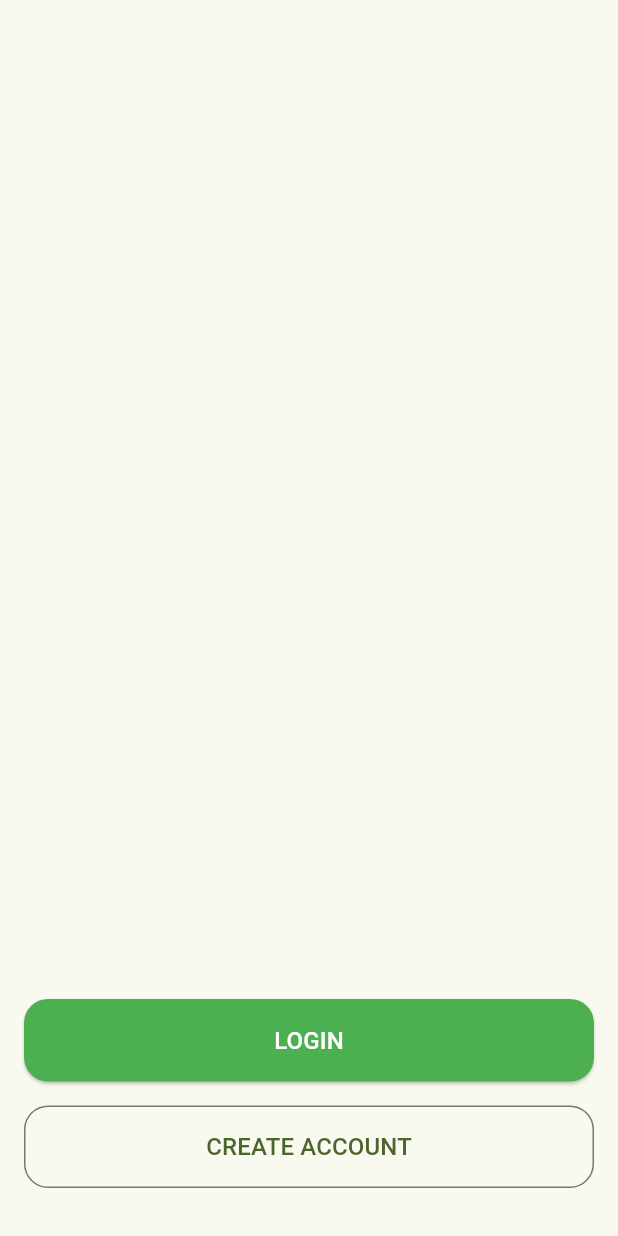
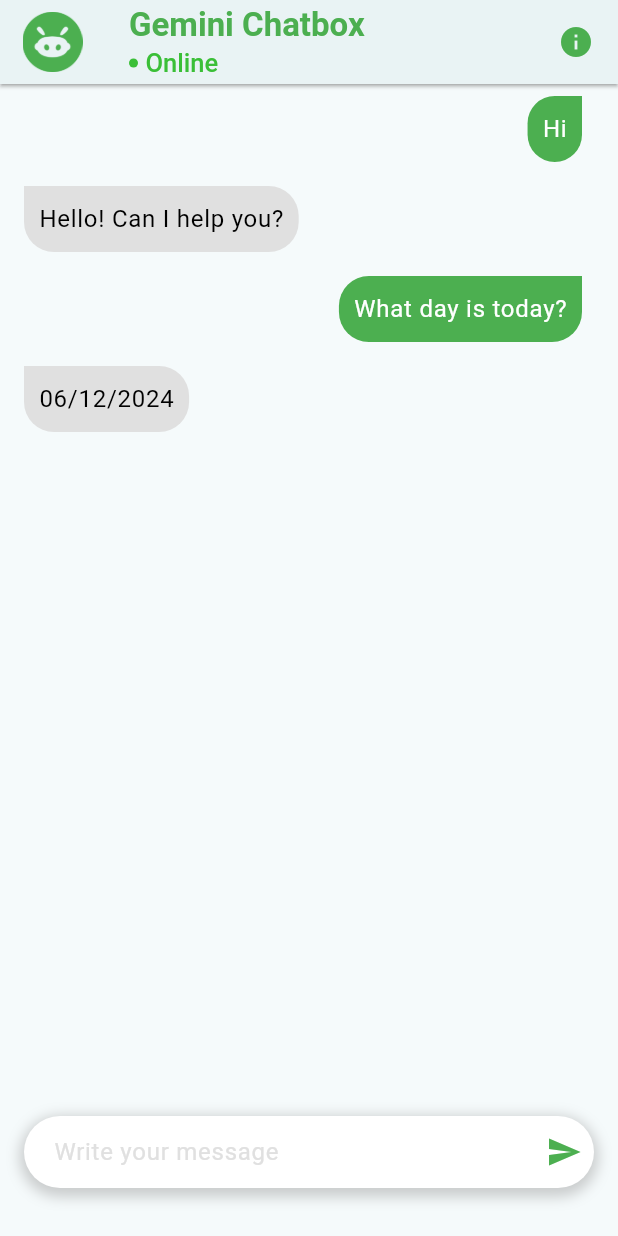
Before and after one commit to mike1tesla/flutter_iot, a Flutter app: the screen it shows after launch, on a phone screen of 412 x 824 dp. Run offline on Flutter 3.47's test engine with Material 3 defaults, Android fonts, the phone set to English and light mode, and no system bars; our stand-ins replace equatable, firebase_auth, firebase_core, firebase_database, fl_chart, flutter_bloc and 2 more; missing offline and left inert: chart_sparkline; accounts and stored records are empty.

Commit message:
AI Gemini Chatbox

```diff
--- /dev/null
+++ b/devtools_options.yaml
@@ -0,0 +1 @@
+extensions:
--- a/lib/main.dart
+++ b/lib/main.dart
@@ -3,6 +3,7 @@ import 'package:flutter_bloc/flutter_bloc.dart';
 import 'package:iot_app/main_cubit.dart';
 import 'package:iot_app/src/features/authentication/splash/splash_screen.dart';
 import 'package:iot_app/src/features/core/home/home_screen.dart';
+import 'package:iot_app/src/features/gemini_chat/gemini_chat.dart';
 import 'package:iot_app/src/repositories/api/api.dart';
 import 'package:iot_app/src/repositories/api/api_impl.dart';
 import 'package:iot_app/src/repositories/authentication/authentication_repositories.dart';
@@ -79,12 +80,15 @@ class App extends StatelessWidget {
     return MaterialApp(
       debugShowCheckedModeBanner: false,
       onGenerateRoute: mainRoute,
-      initialRoute: SplashScreen.route,
+      initialRoute: GeminiChat.route,
+      darkTheme: ThemeData.dark(),
+      themeMode: ThemeMode.system,
       theme: ThemeData(
         colorScheme: ColorScheme.fromSeed(
-          seedColor: Colors.lightGreenAccent,
+          seedColor: Colors.white,
           brightness: Brightness.light,
           background: Colors.white,
+          // secondary: Colors.white
         ),
         useMaterial3: true,
       ),
--- /dev/null
+++ b/lib/src/common/const/custom_colors.dart
@@ -0,0 +1,6 @@
+import 'package:flutter/material.dart';
+
+// Colors
+const kMainBG = Color(0xff191720);
+const kTextFieldFill = Color(0xff1E1C24);
+const kCardBG = Color(0xffffffff);
--- /dev/null
+++ b/lib/src/features/gemini_chat/gemini_chat.dart
@@ -0,0 +1,146 @@
+import 'package:flutter/cupertino.dart';
+import 'package:flutter/material.dart';
+
+import '../../models/message.dart';
+
+class GeminiChat extends StatefulWidget {
+  static const String route = "GeminiChat";
+
+  const GeminiChat({super.key});
+
+  @override
+  State<GeminiChat> createState() => _GeminiChatState();
+}
+
+class _GeminiChatState extends State<GeminiChat> {
+  final List<Message> _messages = [
+    Message(value: "Hi", isUser: true),
+    Message(value: 'Hello! Can I help you?', isUser: false),
+    Message(value: 'What day is today?', isUser: true),
+    Message(value: '06/12/2024', isUser: false),
+  ];
+
+  @override
+  Widget build(BuildContext context) {
+    return Scaffold(
+      appBar: _buildAppBar(),
+      body: Column(
+        children: [
+          Expanded(
+            child: buildChatBox(),
+          ),
+          buildInputValue()
+        ],
+      ),
+    );
+  }
+
+  AppBar _buildAppBar() {
+    return AppBar(
+      shadowColor: Colors.grey,
+      elevation: 1,
+      leadingWidth: 70,
+      leading: Padding(
+        padding: const EdgeInsets.all(8.0),
+        child: Image.asset(
+          "assets/img/chatbox_icon.png",
+          color: Colors.green,
+          fit: BoxFit.contain,
+        ),
+      ),
+      title: Row(
+        mainAxisAlignment: MainAxisAlignment.spaceBetween,
+        children: [
+          Column(
+            crossAxisAlignment: CrossAxisAlignment.start,
+            children: [
+              const Text(
+                'Gemini Chatbox',
+                style: TextStyle(color: Colors.green, fontWeight: FontWeight.w600),
+              ),
+              Row(
+                children: [
+                  Container(
+                      width: 6,
+                      height: 6,
+                      decoration: const ShapeDecoration(color: Color(0xFF3ABF37), shape: OvalBorder())),
+                  const SizedBox(width: 5),
+                  const Text('Online',
+                      style: TextStyle(fontSize: 17, color: Color(0xFF3ABF37), fontWeight: FontWeight.w500)),
+                ],
+              )
+            ],
+          ),
+          GestureDetector(
+            onTap: () {
+              ScaffoldMessenger.of(context).showSnackBar(const SnackBar(content: Text("hello")));
+            },
+            child: const Icon(Icons.info, color: Colors.green),
+          ),
+        ],
+      ),
+    );
+  }
+
+  Widget buildInputValue() {
+    return Padding(
+      padding: const EdgeInsets.only(left: 16, right: 16, bottom: 32, top: 16),
+      child: Container(
+        decoration: BoxDecoration(color: Colors.white, borderRadius: BorderRadius.circular(32), boxShadow: [
+          BoxShadow(spreadRadius: 3, color: Colors.grey.withOpacity(0.5), blurRadius: 7, offset: const Offset(0, 3))
+        ]),
+        child: Row(
+          children: [
+            Expanded(
+              child: TextField(
+                decoration: InputDecoration(
+                    border: InputBorder.none,
+                    contentPadding: const EdgeInsets.symmetric(horizontal: 20),
+                    hintText: "Write your message",
+                    hintStyle: TextStyle(color: Colors.grey[300])),
+              ),
+            ),
+            const SizedBox(width: 8),
+            const Icon(
+              Icons.send,
+              color: Colors.green,
+            ),
+            const SizedBox(
+              width: 8,
+            )
+          ],
+        ),
+      ),
+    );
+  }
+
+  Widget buildChatBox() {
+    return ListView.builder(
+      itemCount: _messages.length,
+      itemBuilder: (context, index) {
+        final isUser = _messages[index].isUser;
+        return ListTile(
+          title: Align(
+            alignment: isUser ? Alignment.centerRight : Alignment.centerLeft,
+            child: Container(
+              padding: const EdgeInsets.all(10),
+              decoration: BoxDecoration(
+                color: isUser ? Colors.green : Colors.grey[300],
+                borderRadius: BorderRadius.only(
+                  bottomLeft: const Radius.circular(20),
+                  bottomRight: const Radius.circular(20),
+                  topLeft: isUser ? const Radius.circular(20) : Radius.zero,
+                  topRight: isUser ? Radius.zero : const Radius.circular(20),
+                ),
+              ),
+              child: Text(
+                _messages[index].value,
+                style: TextStyle(color: isUser ? Colors.white : Colors.black),
+              ),
+            ),
+          ),
+        );
+      },
+    );
+  }
+}
--- /dev/null
+++ b/lib/src/models/message.dart
@@ -0,0 +1,5 @@
+class Message {
+  final String value;
+  final bool isUser;
+  Message({required this.value, required this.isUser});
+}
--- a/lib/src/routing/route.dart
+++ b/lib/src/routing/route.dart
@@ -5,6 +5,7 @@ import 'package:iot_app/src/features/authentication/signup/signup_screen.dart';
 import 'package:iot_app/src/features/authentication/splash/splash_screen.dart';
 import 'package:iot_app/src/features/authentication/welcom/welcom_screen.dart';
 import 'package:iot_app/src/features/core/home/home_screen.dart';
+import 'package:iot_app/src/features/gemini_chat/gemini_chat.dart';
 
 Route<dynamic>? mainRoute(RouteSettings settings) {
   switch (settings.name) {
@@ -18,6 +19,8 @@ Route<dynamic>? mainRoute(RouteSettings settings) {
       return MaterialPageRoute(builder: (context) => const SignUpScreen());
     case HomeScreen.route:
       return MaterialPageRoute(builder: (context) => const HomeScreen());
+    case GeminiChat.route:
+      return MaterialPageRoute(builder: (context) => const GeminiChat());
     default:
       return MaterialPageRoute(builder: (context) => const LoginScreen());
 
--- a/pubspec.yaml
+++ b/pubspec.yaml
@@ -21,6 +21,10 @@ dependencies:
   google_sign_in: ^6.2.2
   get_it: ^8.0.2
   firebase_database: ^11.1.1
+  fl_chart: ^0.69.2
+  chart_sparkline: ^1.1.1
+  flutter_dotenv: ^5.2.1
+  google_generative_ai: ^0.4.6
 
 dev_dependencies:
   flutter_test:
@@ -35,6 +39,7 @@ flutter:
   assets:
     - assets/img/
     - assets/svg/
+    - .env
 
   # fonts:
   #   - family: Schyler
```
Also changed, not shown: lib/src/common/const/custom_styles.dart (added, +21 -0 lines), lib/src/features/core/home/bloc/home_cubit.dart (+12 -1 lines), lib/src/features/core/home/home_screen.dart (+77 -11 lines), lib/src/features/core/home/line_fl_chart.dart (added, +166 -0 lines), lib/src/features/core/home/my_sensor_card.dart (added, +79 -0 lines), lib/src/models/sensor.dart (+7 -13 lines), lib/src/repositories/data_source/firebase_database_service.dart (+23 -7 lines), assets/img/chatbox_icon.png (added), pubspec.lock, 1 other file.
